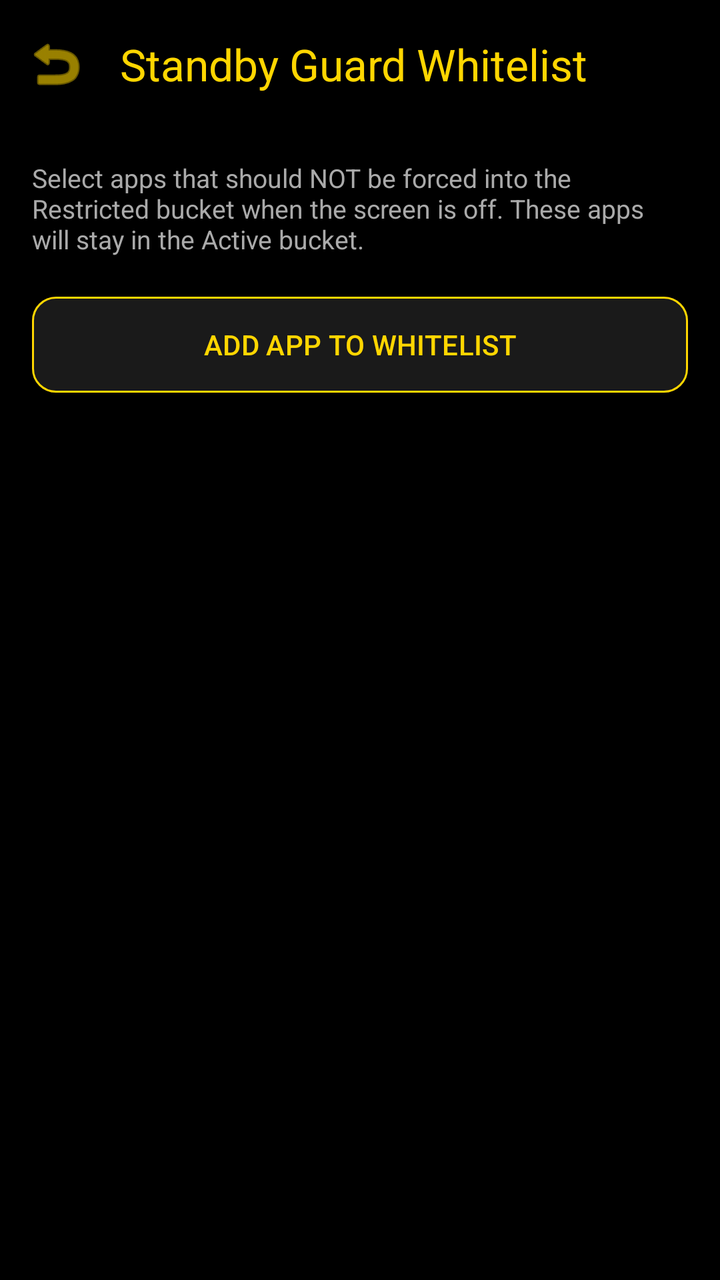
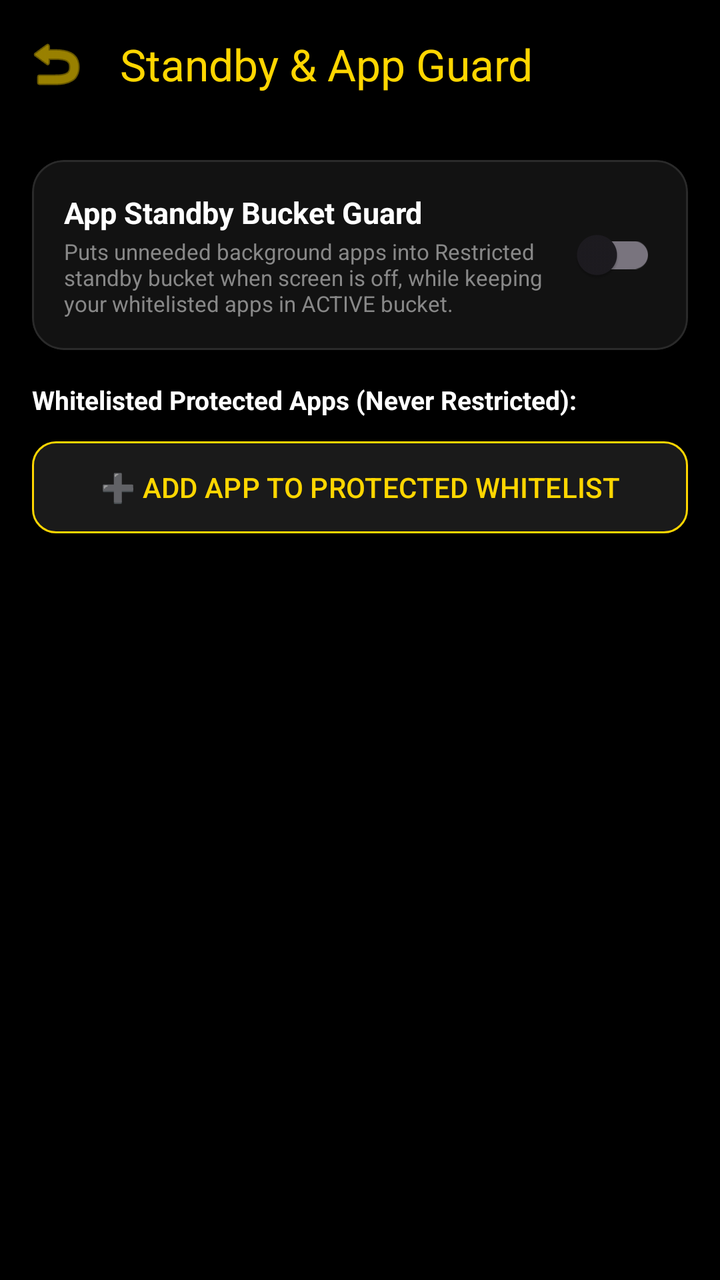

An Android layout rendered at two revisions. The XML below is the earlier revision; the diff shows what the commit changed to produce the second picture.
<!-- AndroidManifest.xml: activity theme Theme.PhoneControl -->
<!-- res/layout/activity_standby_whitelist.xml -->
<?xml version="1.0" encoding="utf-8"?>
<LinearLayout xmlns:android="http://schemas.android.com/apk/res/android"
    xmlns:app="http://schemas.android.com/apk/res-auto"
    android:layout_width="match_parent"
    android:layout_height="match_parent"
    android:orientation="vertical"
    android:background="@android:color/black"
    android:fitsSystemWindows="true">

    <com.google.android.material.appbar.MaterialToolbar
        android:id="@+id/toolbarWhitelist"
        android:layout_width="match_parent"
        android:layout_height="?attr/actionBarSize"
        app:title="Standby Guard Whitelist"
        app:titleTextColor="@color/color_battery"
        app:navigationIcon="@android:drawable/ic_menu_revert"
        app:navigationIconTint="@color/color_battery" />

    <LinearLayout
        android:layout_width="match_parent"
        android:layout_height="match_parent"
        android:orientation="vertical"
        android:padding="16dp">

        <TextView
            android:layout_width="match_parent"
            android:layout_height="wrap_content"
            android:text="Select apps that should NOT be forced into the Restricted bucket when the screen is off. These apps will stay in the Active bucket."
            android:textColor="#AAAAAA"
            android:textSize="13sp"
            android:layout_marginBottom="16dp" />

        <Button
            android:id="@+id/btnAddWhitelistApp"
            android:layout_width="match_parent"
            android:layout_height="56dp"
            android:text="ADD APP TO WHITELIST"
            android:layout_marginBottom="16dp"
            app:cornerRadius="12dp"
            android:backgroundTint="#1A1A1A"
            android:textColor="@color/color_battery"
            app:strokeWidth="1dp"
            app:strokeColor="@color/color_battery" />

        <ScrollView
            android:layout_width="match_parent"
            android:layout_height="0dp"
            android:layout_weight="1">
            <LinearLayout
                android:id="@+id/layoutWhitelistContainer"
                android:layout_width="match_parent"
                android:layout_height="wrap_content"
                android:orientation="vertical" />
        </ScrollView>
    </LinearLayout>
</LinearLayout>
<!-- resources referenced by this layout -->
<resources>
  <color name="color_battery">#FFD600</color>
  <style name="Theme.PhoneControl" parent="Theme.Material3.DayNight.NoActionBar">
          
          <item name="colorPrimary">@color/purple_500</item>
          <item name="colorPrimaryVariant">@color/purple_700</item>
          <item name="colorOnPrimary">@color/white</item>
          
          <item name="colorSecondary">@color/teal_200</item>
          <item name="colorSecondaryVariant">@color/teal_700</item>
          <item name="colorOnSecondary">@color/black</item>
          
          <item name="android:statusBarColor">@android:color/black</item>
          <item name="android:windowLightStatusBar" tools:targetApi="m">false</item>
          
          
          
      </style>
  <color name="purple_500">#FF6200EE</color>
  <color name="purple_700">#FF3700B3</color>
  <color name="white">#FFFFFFFF</color>
  <color name="teal_200">#FF03DAC5</color>
  <color name="teal_700">#FF018786</color>
  <color name="black">#FF000000</color>
</resources>

<!-- the commit's change to res/layout/activity_standby_whitelist.xml (unified diff, before → after) -->
@@ -11,7 +11,7 @@
         android:id="@+id/toolbarWhitelist"
         android:layout_width="match_parent"
         android:layout_height="?attr/actionBarSize"
-        app:title="Standby Guard Whitelist"
+        app:title="Standby &amp; App Guard"
         app:titleTextColor="@color/color_battery"
         app:navigationIcon="@android:drawable/ic_menu_revert"
         app:navigationIconTint="@color/color_battery" />
@@ -22,20 +22,72 @@
         android:orientation="vertical"
         android:padding="16dp">
 
+        <com.google.android.material.card.MaterialCardView
+            android:layout_width="match_parent"
+            android:layout_height="wrap_content"
+            android:layout_marginBottom="16dp"
+            app:cardCornerRadius="16dp"
+            app:cardBackgroundColor="#121212"
+            app:strokeWidth="1dp"
+            app:strokeColor="#2A2A2A">
+
+            <LinearLayout
+                android:layout_width="match_parent"
+                android:layout_height="wrap_content"
+                android:orientation="vertical"
+                android:padding="16dp">
+
+                <LinearLayout
+                    android:layout_width="match_parent"
+                    android:layout_height="wrap_content"
+                    android:gravity="center_vertical">
+
+                    <LinearLayout
+                        android:layout_width="0dp"
+                        android:layout_height="wrap_content"
+                        android:layout_weight="1"
+                        android:orientation="vertical">
+
+                        <TextView
+                            android:layout_width="wrap_content"
+                            android:layout_height="wrap_content"
+                            android:text="App Standby Bucket Guard"
+                            android:textColor="#FFFFFF"
+                            android:textStyle="bold"
+                            android:textSize="15sp" />
+
+                        <TextView
+                            android:layout_width="wrap_content"
+                            android:layout_height="wrap_content"
+                            android:layout_marginTop="2dp"
+                            android:text="Puts unneeded background apps into Restricted standby bucket when screen is off, while keeping your whitelisted apps in ACTIVE bucket."
+                            android:textColor="#888888"
+                            android:textSize="11sp" />
+                    </LinearLayout>
+
+                    <com.google.android.material.switchmaterial.SwitchMaterial
+                        android:id="@+id/switchStandbyGuard"
+                        android:layout_width="wrap_content"
+                        android:layout_height="wrap_content" />
+                </LinearLayout>
+            </LinearLayout>
+        </com.google.android.material.card.MaterialCardView>
+
         <TextView
             android:layout_width="match_parent"
             android:layout_height="wrap_content"
-            android:text="Select apps that should NOT be forced into the Restricted bucket when the screen is off. These apps will stay in the Active bucket."
-            android:textColor="#AAAAAA"
+            android:text="Whitelisted Protected Apps (Never Restricted):"
+            android:textColor="#FFFFFF"
+            android:textStyle="bold"
             android:textSize="13sp"
-            android:layout_marginBottom="16dp" />
+            android:layout_marginBottom="8dp" />
 
         <Button
             android:id="@+id/btnAddWhitelistApp"
             android:layout_width="match_parent"
-            android:layout_height="56dp"
-            android:text="ADD APP TO WHITELIST"
-            android:layout_marginBottom="16dp"
+            android:layout_height="54dp"
+            android:text="➕ ADD APP TO PROTECTED WHITELIST"
+            android:layout_marginBottom="14dp"
             app:cornerRadius="12dp"
             android:backgroundTint="#1A1A1A"
             android:textColor="@color/color_battery"
